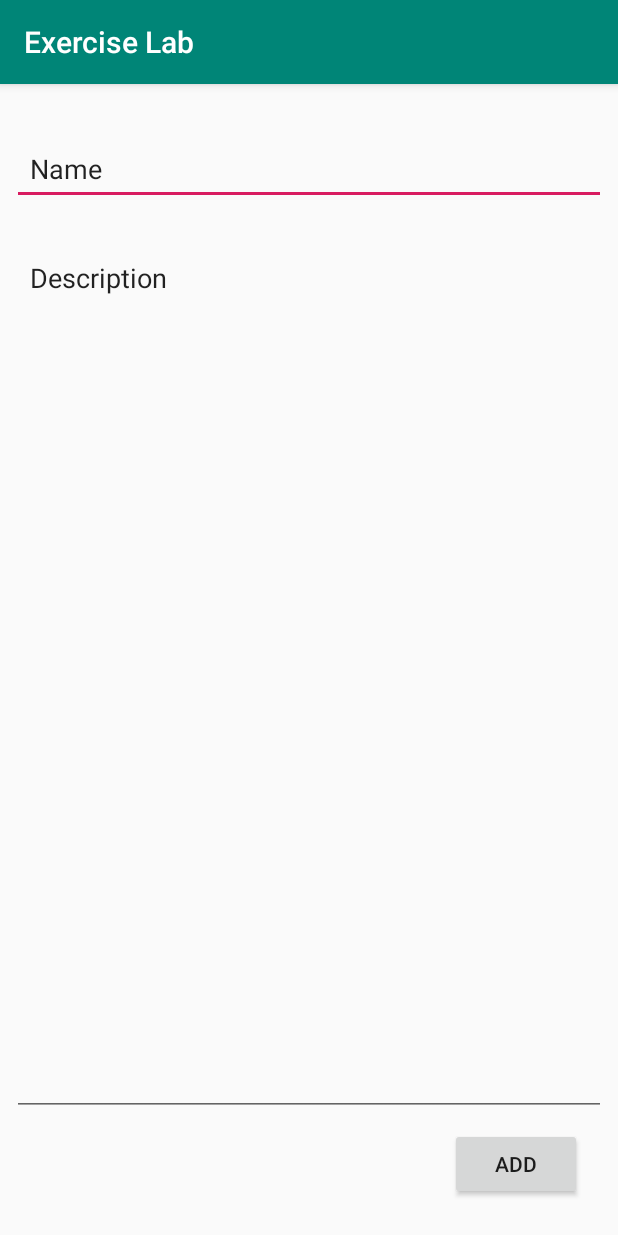
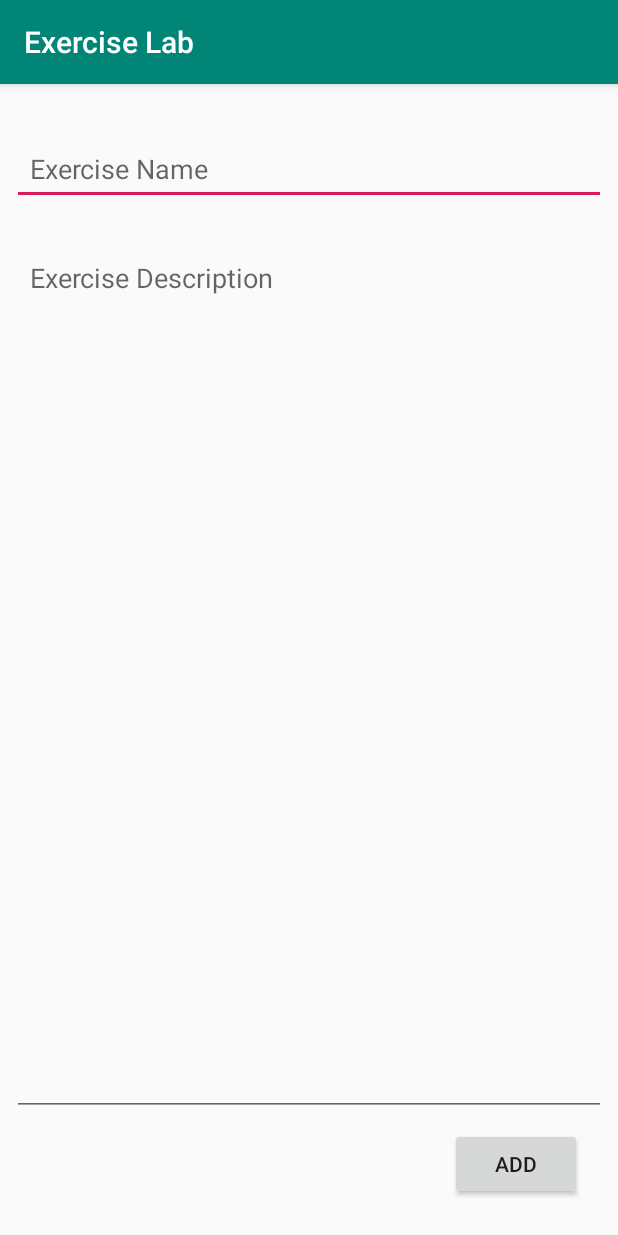
Before and after one commit to blonsky95/DigiCoachAndroid, an Android app: the BlockLab screen opened directly, with no data from a screen before it, after a tap on "ADD EXERCISE", on a phone screen of 412 x 824 dp. Run offline under Robolectric (Android 15) with nearby library versions, the phone set to English and light mode, and no system bars; our stand-ins replace Room's generated code, Timber.

Commit message:
- exercises can now be added, UI responds to adding or updating exercises differently

```diff
--- a/app/src/main/java/com/tatoe/mydigicoach/ui/BlockLab.kt
+++ b/app/src/main/java/com/tatoe/mydigicoach/ui/BlockLab.kt
@@ -1,7 +1,9 @@
 package com.tatoe.mydigicoach.ui
 
+import android.app.Activity
 import android.content.Intent
 import android.os.Bundle
+import android.widget.Toast
 import androidx.appcompat.app.AppCompatActivity
 import androidx.lifecycle.Observer
 import androidx.lifecycle.ViewModelProviders
@@ -9,12 +11,16 @@ import androidx.recyclerview.widget.LinearLayoutManager
 import androidx.recyclerview.widget.RecyclerView
 import com.tatoe.mydigicoach.DataViewModel
 import com.tatoe.mydigicoach.R
+import com.tatoe.mydigicoach.entity.Exercise
 import com.tatoe.mydigicoach.ui.util.ExerciseListAdapter
 import kotlinx.android.synthetic.main.activity_block_lab.*
 import timber.log.Timber
 
 class BlockLab : AppCompatActivity() {
     private lateinit var dataViewModel: DataViewModel
+
+    private val exerciseLabAcitivtyRequestCode = 1
+
 
     override fun onCreate(savedInstanceState: Bundle?) {
         super.onCreate(savedInstanceState)
@@ -43,7 +49,24 @@ class BlockLab : AppCompatActivity() {
             Timber.d("block lab --> Exercise lab")
 
             var intent = Intent(this, ExerciseLab::class.java)
-            startActivity(intent)
+            intent.putExtra(ExerciseLab.EXERCISE_ACTION,ExerciseLab.EXERCISE_NEW)
+            startActivityForResult(intent,exerciseLabAcitivtyRequestCode)
         }
     }
+
+    override fun onActivityResult(requestCode: Int, resultCode: Int, intentData: Intent?) {
+        super.onActivityResult(requestCode, resultCode, intentData)
+
+        if (requestCode == exerciseLabAcitivtyRequestCode && resultCode == Activity.RESULT_OK) {
+            intentData?.let { data ->
+                //todo - 1 this activity only calls for new exercises - if result ok - insert new exercise
+            }
+        } else {
+            //todo - 2  user probably pressed back
+        }
+
+        //todo - 3 regardless of activity result - show snackbar saying what
+
+        //todo - 4 do the same from the adapter - where it is always an update - see if the intent sends back to block lab (might have to implement the intent from this activity)
+    }
 }
--- a/app/src/main/java/com/tatoe/mydigicoach/ui/ExerciseLab.kt
+++ b/app/src/main/java/com/tatoe/mydigicoach/ui/ExerciseLab.kt
@@ -2,7 +2,10 @@ package com.tatoe.mydigicoach.ui
 
 import android.content.Intent
 import android.os.Bundle
+import android.text.SpannableStringBuilder
 import android.view.View
+import android.widget.Button
+import android.widget.EditText
 import androidx.appcompat.app.AppCompatActivity
 import androidx.lifecycle.ViewModelProviders
 import com.google.android.material.snackbar.Snackbar
@@ -14,37 +17,74 @@ import timber.log.Timber
 
 class ExerciseLab : AppCompatActivity() {
 
-    lateinit var exerciseName:String
-    lateinit var exerciseDesc:String
-    private lateinit var dataViewModel:DataViewModel
+    lateinit var exerciseName: String
+    lateinit var exerciseDesc: String
+
+    lateinit var nameEditText: EditText
+    lateinit var descEditText: EditText
+    lateinit var saveExerciseButton: Button
+    private lateinit var dataViewModel: DataViewModel
+
+    private var BUTTON_ADD = "ADD"
+    private var BUTTON_UPDATE = "UPDATE"
+
+    companion object {
+        var EXERCISE_ACTION = "exercise_new"
+        var EXERCISE_NEW = "exercise_new"
+        var EXERCISE_UPDATE = "exercise_action"
+
+        var EXERCISE_NAME_KEY = "exercise_name"
+        var EXERCISE_DESCRIPTION_KEY = "exercise_description"
+    }
+
 
     override fun onCreate(savedInstanceState: Bundle?) {
         super.onCreate(savedInstanceState)
         setContentView(R.layout.activity_exercise_lab)
         title = "Exercise Lab"
 
-        Timber.d("How did i get to exercise lab")
+        nameEditText = EditText1
+        descEditText = EditText2
+        saveExerciseButton = addExerciseButton
 
+        if (intent.hasExtra(EXERCISE_ACTION)) {
+            var action = intent.getStringExtra(EXERCISE_ACTION)
+            when (action) {
+                EXERCISE_NEW -> modifyUI(BUTTON_ADD)
+                EXERCISE_UPDATE -> modifyUI(
+                    BUTTON_UPDATE,
+                    intent.getStringExtra(EXERCISE_NAME_KEY),
+                    intent.getStringExtra(EXERCISE_DESCRIPTION_KEY)
+                )
+            }
+        }
 
         var view = exercise_lab_layout as View
 
         dataViewModel = ViewModelProviders.of(this).get(DataViewModel::class.java)
 
 
-        addExerciseButton.setOnClickListener {
-            exerciseName=EditText1.text.trim().toString()
-            exerciseDesc=editText2.text.trim().toString()
+        saveExerciseButton.setOnClickListener {
+            exerciseName = nameEditText.text.trim().toString()
+            exerciseDesc = descEditText.text.trim().toString()
 
-            var newExercise = Exercise(exerciseName,exerciseDesc)
-
+            var newExercise = Exercise(exerciseName, exerciseDesc)
+            //todo - 5  get the update method - this and navigation tomorrow
             Timber.d("New exercise - built: ${newExercise.name} ${newExercise.description}")
             dataViewModel.insert(newExercise)
+
             val mySnackbar = Snackbar.make(view, "adding new exercise", Snackbar.LENGTH_LONG)
             //todo update snackbar when you get a succesfull exercise added
             //todo SOON fix - notify adapter to update when pressing back button (doesnt go through on create) look android room with a view project
             mySnackbar.show()
-
-
+//            finish()
+            startActivity(Intent(this,BlockLab::class.java))
         }
     }
+
+    private fun modifyUI(buttonText: String, nameText: String = "", descText: String = "") {
+        nameEditText.text = SpannableStringBuilder(nameText)
+        descEditText.text = SpannableStringBuilder(descText)
+        saveExerciseButton.text = buttonText
+    }
 }
--- a/app/src/main/res/layout/activity_exercise_lab.xml
+++ b/app/src/main/res/layout/activity_exercise_lab.xml
@@ -12,7 +12,7 @@
             android:layout_width="0dp"
             android:layout_height="wrap_content"
             android:inputType="textPersonName"
-            android:text="Name"
+            android:hint="Exercise Name"
             android:ems="10"
             android:id="@+id/EditText1" android:layout_marginStart="8dp"
             app:layout_constraintStart_toStartOf="parent" android:layout_marginEnd="8dp"
@@ -22,9 +22,9 @@
             android:layout_width="0dp"
             android:layout_height="0dp"
             android:inputType="textPersonName"
-            android:text="Description"
+            android:hint="Exercise Description"
             android:ems="10"
-            android:id="@+id/editText2" android:layout_marginEnd="8dp"
+            android:id="@+id/EditText2" android:layout_marginEnd="8dp"
             android:gravity="top"
             app:layout_constraintEnd_toEndOf="parent" android:layout_marginStart="8dp"
             app:layout_constraintStart_toStartOf="parent" android:layout_marginTop="24dp"
```
Also changed, not shown: app/src/main/java/com/tatoe/mydigicoach/ui/util/ExerciseListAdapter.kt (+12 -7 lines).
